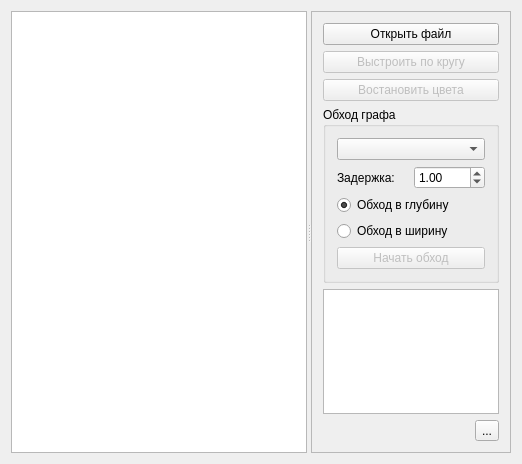
Above: Lab5/Lab5/widget.ui from 46ccac1474d000676430445ffc4b160a/Algo before the change. Below: the same form after it.
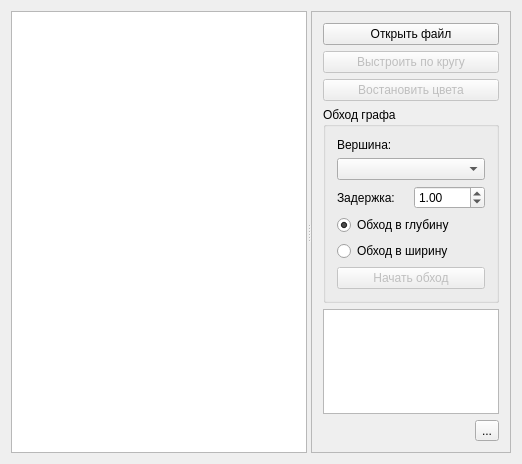
That is the form after the change.

The edit to the form file:
```diff
--- a/Lab5/Lab5/widget.ui
+++ b/Lab5/Lab5/widget.ui
@@ -71,6 +71,13 @@
           <string>Обход графа</string>
          </property>
          <layout class="QVBoxLayout" name="verticalLayout">
+          <item>
+           <widget class="QLabel" name="label_2">
+            <property name="text">
+             <string>Вершина:</string>
+            </property>
+           </widget>
+          </item>
           <item>
            <widget class="QComboBox" name="rootVertexName">
             <property name="toolTip">
```
